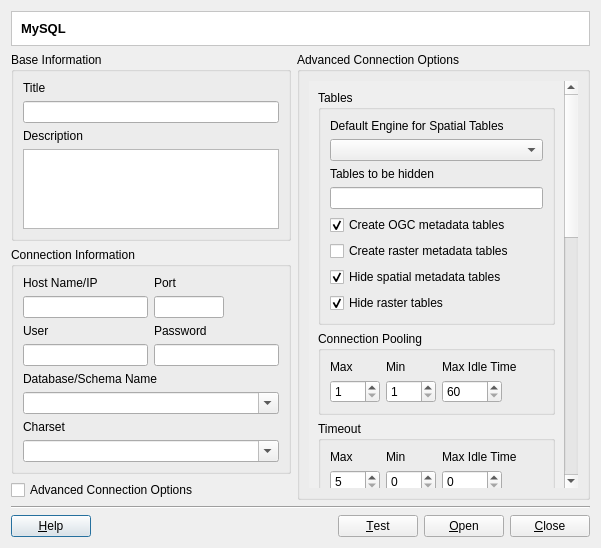
Before: the Qt Designer form src/terralib/qt/plugins/datasource/mysql/ui/MySQLConnectorDialogForm.ui in claudiobogossian/terralib5, drawn with Qt 5.
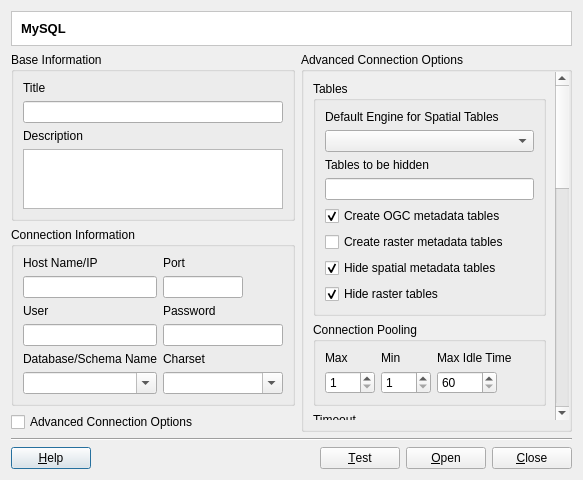
After: the same form once the commit is applied.

What changed in the file:
```diff
--- a/src/terralib/qt/plugins/datasource/mysql/ui/MySQLConnectorDialogForm.ui
+++ b/src/terralib/qt/plugins/datasource/mysql/ui/MySQLConnectorDialogForm.ui
@@ -6,8 +6,8 @@
    <rect>
     <x>0</x>
     <y>0</y>
-    <width>620</width>
-    <height>501</height>
+    <width>564</width>
+    <height>474</height>
    </rect>
   </property>
   <property name="maximumSize">
@@ -64,10 +64,31 @@
       <layout class="QGridLayout" name="gridLayout">
        <item row="0" column="1">
         <widget class="QGroupBox" name="m_advancedConnectionOptionsGroupBox">
+         <property name="minimumSize">
+          <size>
+           <width>271</width>
+           <height>0</height>
+          </size>
+         </property>
+         <property name="maximumSize">
+          <size>
+           <width>271</width>
+           <height>16777215</height>
+          </size>
+         </property>
          <property name="title">
           <string>Advanced Connection Options</string>
          </property>
          <layout class="QGridLayout" name="gridLayout_39">
+          <property name="leftMargin">
+           <number>0</number>
+          </property>
+          <property name="topMargin">
+           <number>0</number>
+          </property>
+          <property name="rightMargin">
+           <number>0</number>
+          </property>
           <item row="0" column="0">
            <widget class="QScrollArea" name="scrollArea_2">
             <property name="frameShape">
@@ -81,7 +102,7 @@
               <rect>
                <x>0</x>
                <y>0</y>
-               <width>255</width>
+               <width>252</width>
                <height>1017</height>
               </rect>
              </property>
@@ -691,10 +712,12 @@
            <property name="title">
             <string>Connection Information</string>
            </property>
-           <layout class="QVBoxLayout" name="verticalLayout_29">
-            <item>
-             <layout class="QHBoxLayout" name="horizontalLayout_15" stretch="1,1">
-              <item>
+           <layout class="QGridLayout" name="gridLayout_44">
+            <item row="0" column="0">
+             <layout class="QGridLayout" name="gridLayout_43">
+              <item row="0" column="0">
+               <layout class="QGridLayout" name="gridLayout_41">
+                <item row="0" column="0">
                <layout class="QVBoxLayout" name="verticalLayout_3">
                 <item>
                  <widget class="QLabel" name="m_hostNameLabel">
@@ -704,11 +727,85 @@
                  </widget>
                 </item>
                 <item>
-                 <widget class="QLineEdit" name="m_hostNameLineEdit"/>
+                   <widget class="QLineEdit" name="m_hostNameLineEdit">
+                    <property name="minimumSize">
+                     <size>
+                      <width>110</width>
+                      <height>0</height>
+                     </size>
+                    </property>
+                    <property name="maximumSize">
+                     <size>
+                      <width>16777215</width>
+                      <height>16777215</height>
+                     </size>
+                    </property>
+                   </widget>
                 </item>
                </layout>
               </item>
+                <item row="1" column="0">
+                 <layout class="QVBoxLayout" name="verticalLayout_6">
               <item>
+                   <widget class="QLabel" name="m_userNameLabel">
+                    <property name="text">
+                     <string>User</string>
+                    </property>
+                   </widget>
+                  </item>
+                  <item>
+                   <widget class="QLineEdit" name="m_userNameLineEdit">
+                    <property name="minimumSize">
+                     <size>
+                      <width>110</width>
+                      <height>0</height>
+                     </size>
+                    </property>
+                    <property name="maximumSize">
+                     <size>
+                      <width>16777215</width>
+                      <height>16777215</height>
+                     </size>
+                    </property>
+                   </widget>
+                  </item>
+                 </layout>
+                </item>
+                <item row="2" column="0">
+                 <layout class="QVBoxLayout" name="verticalLayout_7">
+                  <item>
+                   <widget class="QLabel" name="m_schemaLabel">
+                    <property name="text">
+                     <string>Database/Schema Name</string>
+                    </property>
+                   </widget>
+                  </item>
+                  <item>
+                   <widget class="QComboBox" name="m_schemaNameComboBox">
+                    <property name="minimumSize">
+                     <size>
+                      <width>110</width>
+                      <height>0</height>
+                     </size>
+                    </property>
+                    <property name="maximumSize">
+                     <size>
+                      <width>16777215</width>
+                      <height>16777215</height>
+                     </size>
+                    </property>
+                    <property name="editable">
+                     <bool>true</bool>
+                    </property>
+                   </widget>
+                  </item>
+                 </layout>
+                </item>
+               </layout>
+              </item>
+              <item row="0" column="1">
+               <layout class="QGridLayout" name="gridLayout_42">
+                <item row="0" column="0">
                <layout class="QHBoxLayout" name="horizontalLayout_2" stretch="0,1">
                 <item>
                  <layout class="QVBoxLayout" name="verticalLayout_4">
@@ -723,7 +820,7 @@
                    <widget class="QLineEdit" name="m_portLineEdit">
                     <property name="maximumSize">
                      <size>
-                      <width>70</width>
+                        <width>80</width>
                       <height>16777215</height>
                      </size>
                     </property>
@@ -749,25 +846,7 @@
                 </item>
                </layout>
               </item>
-             </layout>
-            </item>
-            <item>
-             <layout class="QHBoxLayout" name="horizontalLayout_6" stretch="1,1">
-              <item>
-               <layout class="QVBoxLayout" name="verticalLayout_6">
-                <item>
-                 <widget class="QLabel" name="m_userNameLabel">
-                  <property name="text">
-                   <string>User</string>
-                  </property>
-                 </widget>
-                </item>
-                <item>
-                 <widget class="QLineEdit" name="m_userNameLineEdit"/>
-                </item>
-               </layout>
-              </item>
-              <item>
+                <item row="1" column="0">
                <layout class="QVBoxLayout" name="verticalLayout_9">
                 <item>
                  <widget class="QLabel" name="m_passwordLabel">
@@ -778,6 +857,18 @@
                 </item>
                 <item>
                  <widget class="QLineEdit" name="m_passwordLineEdit">
+                    <property name="minimumSize">
+                     <size>
+                      <width>110</width>
+                      <height>0</height>
+                     </size>
+                    </property>
+                    <property name="maximumSize">
+                     <size>
+                      <width>16777215</width>
+                      <height>16777215</height>
+                     </size>
+                    </property>
                   <property name="echoMode">
                    <enum>QLineEdit::Password</enum>
                   </property>
@@ -785,27 +876,7 @@
                 </item>
                </layout>
               </item>
-             </layout>
-            </item>
-            <item>
-             <layout class="QVBoxLayout" name="verticalLayout_7">
-              <item>
-               <widget class="QLabel" name="m_schemaLabel">
-                <property name="text">
-                 <string>Database/Schema Name</string>
-                </property>
-               </widget>
-              </item>
-              <item>
-               <widget class="QComboBox" name="m_schemaNameComboBox">
-                <property name="editable">
-                 <bool>true</bool>
-                </property>
-               </widget>
-              </item>
-             </layout>
-            </item>
-            <item>
+                <item row="2" column="0">
              <layout class="QVBoxLayout" name="verticalLayout_8">
               <item>
                <widget class="QLabel" name="m_charsetLabel">
@@ -816,10 +887,26 @@
               </item>
               <item>
                <widget class="QComboBox" name="m_charsetComboBox">
+                    <property name="minimumSize">
+                     <size>
+                      <width>110</width>
+                      <height>0</height>
+                     </size>
+                    </property>
+                    <property name="maximumSize">
+                     <size>
+                      <width>16777215</width>
+                      <height>16777215</height>
+                     </size>
+                    </property>
                 <property name="editable">
                  <bool>true</bool>
                 </property>
                </widget>
+                  </item>
+                 </layout>
+                </item>
+               </layout>
               </item>
              </layout>
             </item>
@@ -844,7 +931,20 @@
                  </widget>
                 </item>
                 <item>
-                 <widget class="QLineEdit" name="m_datasourceTitleLineEdit"/>
+                 <widget class="QLineEdit" name="m_datasourceTitleLineEdit">
+                  <property name="minimumSize">
+                   <size>
+                    <width>0</width>
+                    <height>0</height>
+                   </size>
+                  </property>
+                  <property name="maximumSize">
+                   <size>
+                    <width>16777215</width>
+                    <height>16777215</height>
+                   </size>
+                  </property>
+                 </widget>
                 </item>
                </layout>
               </item>
@@ -868,13 +968,13 @@
                   <property name="minimumSize">
                    <size>
                     <width>0</width>
-                    <height>40</height>
+                    <height>0</height>
                    </size>
                   </property>
                   <property name="maximumSize">
                    <size>
                     <width>16777215</width>
-                    <height>80</height>
+                    <height>60</height>
                    </size>
                   </property>
                   <property name="toolTip">
```
Lines whose indentation alone changed are shown as unchanged.
